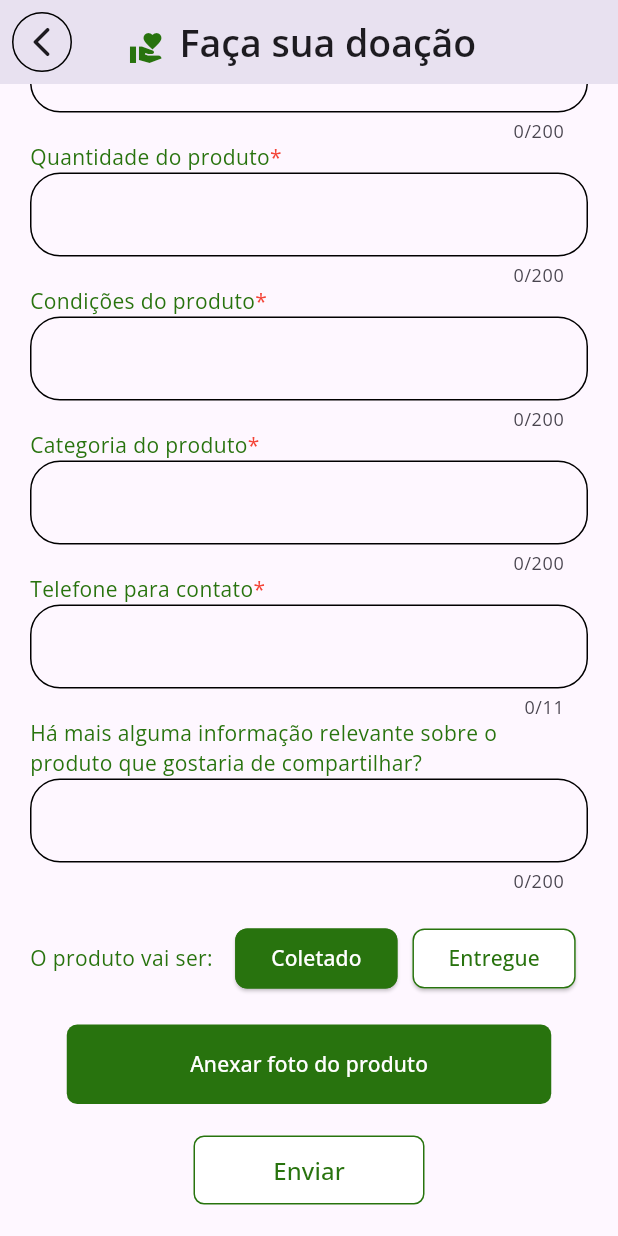
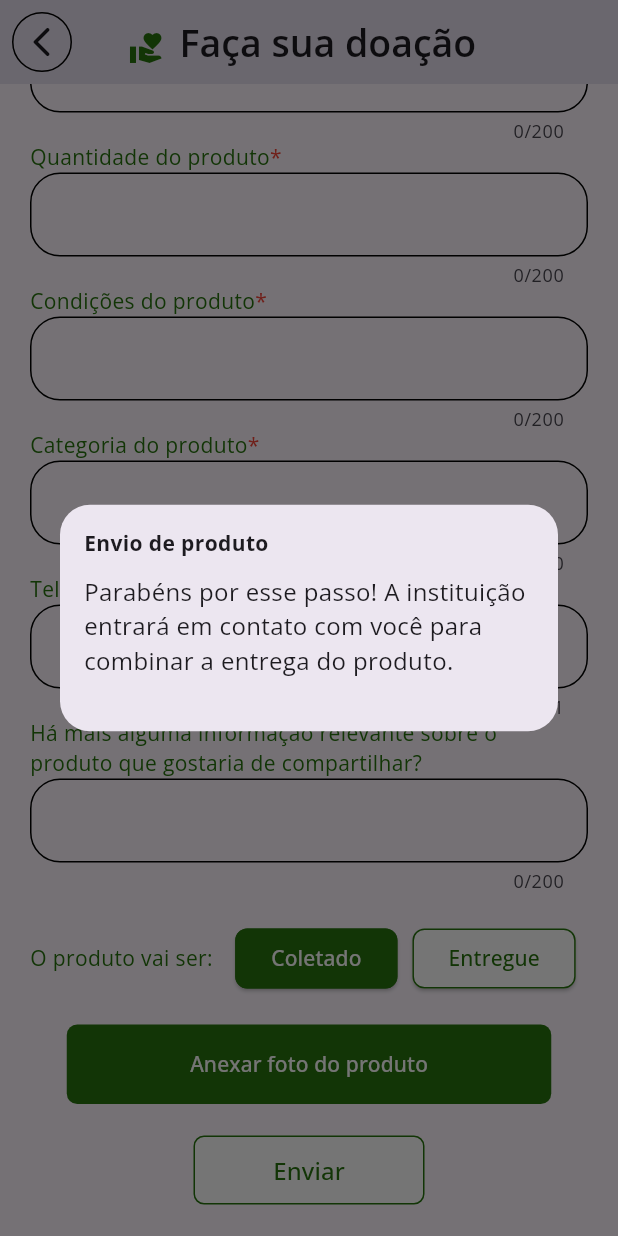
Before and after one commit to gui-henri/cint, a Flutter app: the NecessidadeForm screen opened by its route, scrolled down 77 dp, after a tap on "Enviar", on a phone screen of 412 x 824 dp. Run offline on Flutter 3.47's test engine with Material 3 defaults, Android fonts, the phone set to English and light mode, and no system bars; our stand-ins replace carousel_slider, flutter_dotenv, flutter_speed_dial, geolocator, google_fonts, google_maps_flutter and 4 more; missing offline and left inert: flutter_config; accounts and stored records are empty.

Commit message:
popup extra quando enviar produto

```diff
--- a/lib/pages/doar_necessidade.page.dart
+++ b/lib/pages/doar_necessidade.page.dart
@@ -322,7 +322,41 @@ class _NecessidadeFormState extends State<NecessidadeForm> {
   Widget BotaoEnviar() {
     return TextButton(
       onPressed: () {
-
+        showDialog(
+          context: context,
+          builder: (context) {
+            return AlertDialog(
+              shape: RoundedRectangleBorder(
+                borderRadius: BorderRadius.circular(20),
+              ),
+              contentPadding: const EdgeInsets.all(16),
+              content: const Column(
+                mainAxisSize: MainAxisSize.min,
+                crossAxisAlignment: CrossAxisAlignment.start,
+                children: [
+                  Row(
+                    mainAxisAlignment: MainAxisAlignment.spaceBetween,
+                    children: [
+                      Text(
+                        "Envio de produto",
+                        style: TextStyle(
+                          fontWeight: FontWeight.bold,
+                          fontSize: 14,
+                        ),
+                      ),
+                    ],
+                  ),
+                  SizedBox(height: 10),
+                  Text(
+                    "Parabéns por esse passo! A instituição entrará em contato com você para combinar a entrega do produto.",
+                    style: TextStyle(fontSize: 16),
+                  ),
+                  SizedBox(height: 20),
+                ],
+              ),
+            );
+          }
+        );
       },
       style: ButtonStyle(
         backgroundColor: WidgetStateProperty.all<Color>(Colors.white),
```
